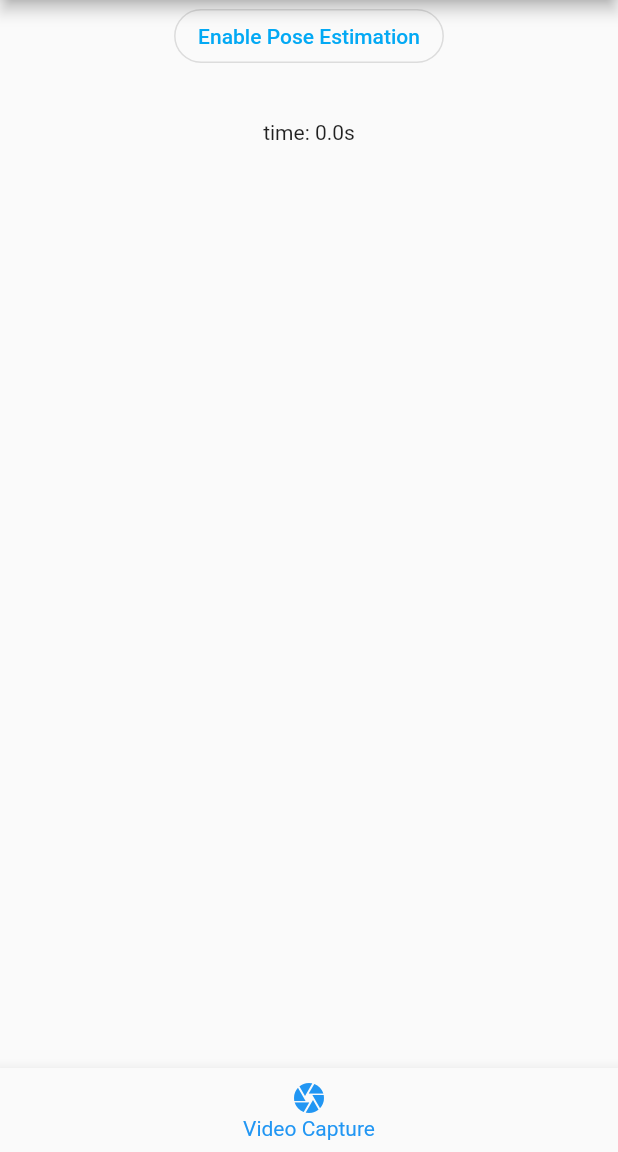
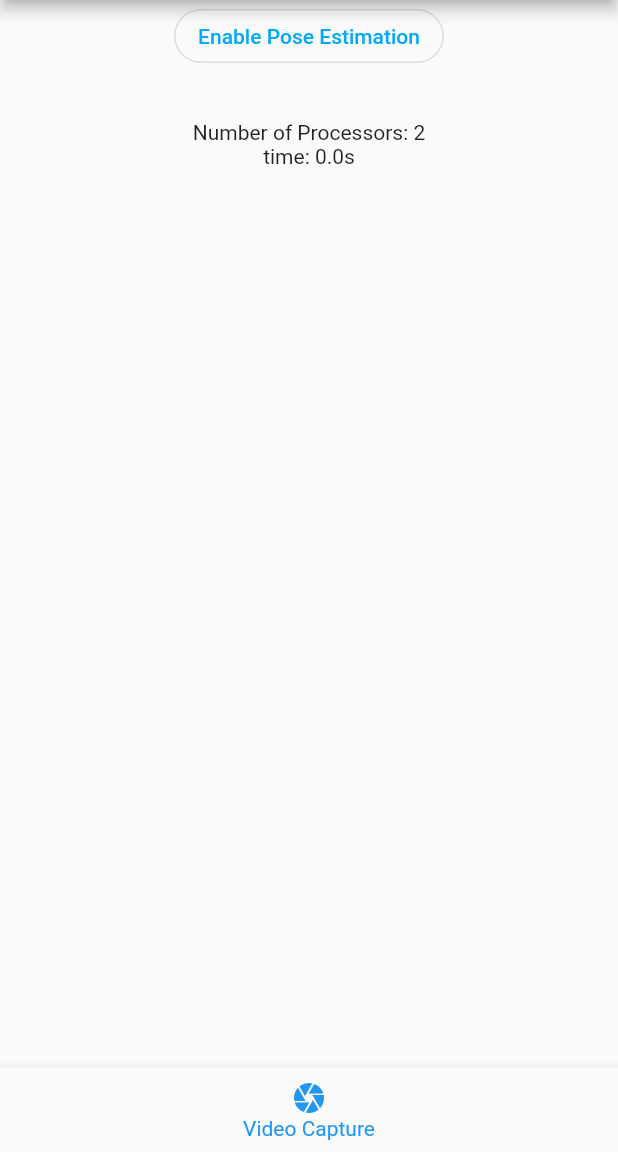
Before and after one commit to satorhho/SmartSquat, a Flutter app: the screen it shows after launch, after a tap on "Start", on a phone screen of 412 x 824 dp, the part 84-1236 px from its top. Run offline on Flutter 3.47's test engine with Material 2 defaults, Android fonts, the phone set to English and light mode, and no system bars; our stand-ins replace flutter_tts, permission_handler, tuple; missing offline and left inert: body_detection, tflite.

Commit message:
Added multithreading

```diff
--- a/smartsquat/lib/posecamera.dart
+++ b/smartsquat/lib/posecamera.dart
@@ -73,6 +73,7 @@ class _PosecameraState extends State<Posecamera> {
   // ~ CNN
   bool _loading = true;
   late List _output;
+  int thread = Platform.numberOfProcessors;
 
   Future<void> _startCameraStream() async {
     final request = await Permission.camera.request();
@@ -392,6 +393,7 @@ class _PosecameraState extends State<Posecamera> {
     await Tflite.loadModel(
       model: 'assets/smartsquat.tflite',
       labels: 'assets/labels.txt',
+      numThreads: thread
     );
   }
 
@@ -603,6 +605,10 @@ class _PosecameraState extends State<Posecamera> {
                         textAlign: TextAlign.center,
                       ),
                       Text(
+                        "Number of Processors: " + thread.toString(),
+                        textAlign: TextAlign.center,
+                      ),
+                      Text(
                         "time: " + timepredicting.toString() + "s",
                         textAlign: TextAlign.center,
                       ),
```
